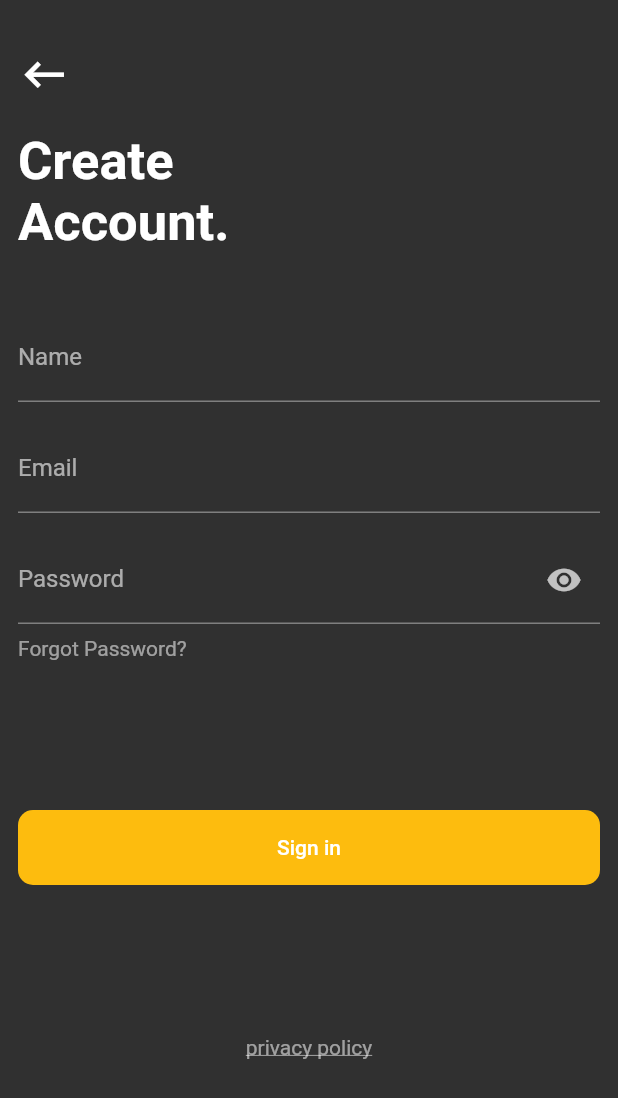
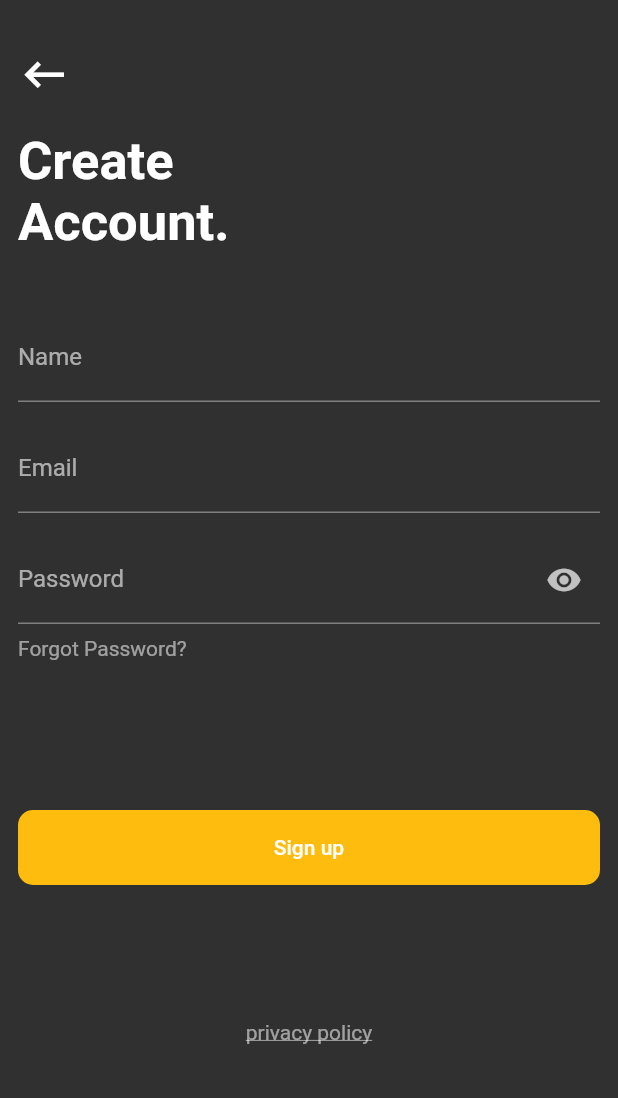
Before and after one commit to austinevick/login-screen, a Flutter app: the SignUpScreen screen opened directly, on a phone screen of 412 x 824 dp. Shown: the top 1098 px of the screen. Run offline on Flutter 3.47's test engine with Material 2 defaults, Android fonts, the phone set to English and light mode, and no system bars.

Commit message:
added screenshot

```diff
--- a/lib/screens/signup.dart
+++ b/lib/screens/signup.dart
@@ -65,10 +65,10 @@ class SignUpScreen extends StatelessWidget {
                       Navigator.of(context).push(
                           MaterialPageRoute(builder: (ctx) => WelcomeScreen()));
                     },
-                    child: Text('Sign in')),
+                    child: Text('Sign up')),
               ),
               SizedBox(
-                height: 100,
+                height: 90,
               ),
               Center(
                 child: Text('privacy policy',
```
Also changed, not shown: 3 other files.
